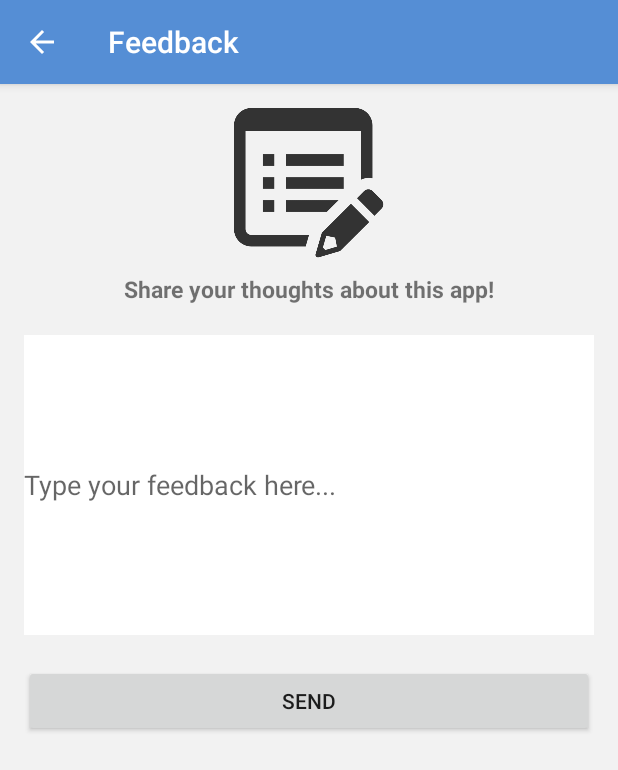
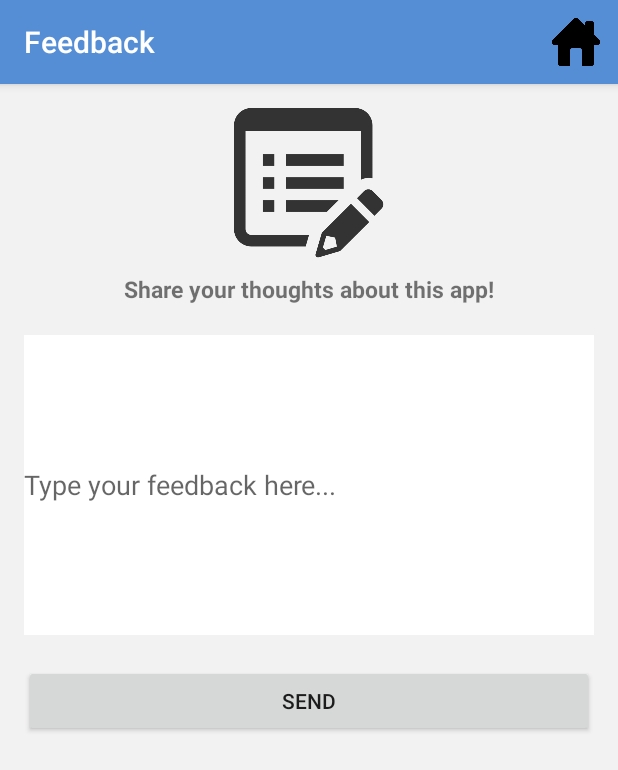
Before and after one commit to kirilhristov91/HCI4, an Android app: the Feedback screen opened directly, with no data from a screen before it, on a phone screen of 412 x 824 dp. Shown: the top 770 px of the screen. Run offline under Robolectric (Android 15) with nearby library versions, the phone set to English and light mode, and no system bars.

Commit message:
put home button in feedback activity

```diff
--- a/app/src/main/java/com/hci4/Feedback.java
+++ b/app/src/main/java/com/hci4/Feedback.java
@@ -1,6 +1,7 @@
 package com.hci4;
 
 import android.content.Intent;
+import android.content.pm.ActivityInfo;
 import android.os.Bundle;
 import android.support.design.widget.FloatingActionButton;
 import android.support.design.widget.Snackbar;
@@ -21,27 +22,39 @@
         setContentView(R.layout.activity_feedback);
         Toolbar toolbar = (Toolbar) findViewById(R.id.toolbar);
         setSupportActionBar(toolbar);
+        this.setRequestedOrientation(ActivityInfo.SCREEN_ORIENTATION_PORTRAIT);
 
         Intent intent = getIntent();
         username = intent.getStringExtra("username");
 
         Button feedbackButton = (Button) findViewById(R.id.feedbackButton);
         feedbackButton.setOnClickListener(this);
-        getSupportActionBar().setDisplayHomeAsUpEnabled(true);
+
 
     }
 
     @Override
+    public boolean onCreateOptionsMenu(Menu menu) {
+        // Inflate the menu; this adds items to the action bar if it is present.
+        getMenuInflater().inflate(R.menu.backtohome_menu, menu);
+        return true;
+    }
+
+    @Override
     public boolean onOptionsItemSelected(MenuItem item) {
-        switch (item.getItemId()) {
-            // Respond to the action bar's Up/Home button
-            case android.R.id.home:
-                Intent intent = new Intent(this, MainActivity.class);
-                intent.putExtra("username", username);
-                startActivity(intent);
-                break;
+        // Handle action bar item clicks here. The action bar will
+        // automatically handle clicks on the Home/Up button, so long
+        // as you specify a parent activity in AndroidManifest.xml.
+        int id = item.getItemId();
+
+        if (id == R.id.action_gohome) {
+            Intent intent = new Intent(this, MainActivity.class);
+            intent.putExtra("username", username);
+            startActivity(intent);
+            finish();
         }
-        return true;
+
+        return super.onOptionsItemSelected(item);
     }
 
     @Override
@@ -51,7 +64,9 @@
                 Intent intent = new Intent(this, MainActivity.class);
                 intent.putExtra("username", username);
                 startActivity(intent);
+                finish();
                 break;
+
         }
     }
 
--- a/app/src/main/java/com/hci4/MainActivity.java
+++ b/app/src/main/java/com/hci4/MainActivity.java
@@ -158,6 +158,7 @@
             Intent intent = new Intent(MainActivity.this, Feedback.class);
             intent.putExtra("username", username);
             startActivity(intent);
+            finish();
         }
 
         //noinspection SimplifiableIfStatement
@@ -165,6 +166,7 @@
             dbHandler.updateUser(username, 0);
             Intent intent = new Intent(this, Login.class);
             startActivity(intent);
+            finish();
         }
 
         return super.onOptionsItemSelected(item);
--- /dev/null
+++ b/app/src/main/res/menu/backtohome_menu.xml
@@ -0,0 +1,11 @@
+<?xml version="1.0" encoding="utf-8"?>
+<menu xmlns:android="http://schemas.android.com/apk/res/android"
+    xmlns:app="http://schemas.android.com/apk/res-auto">
+
+    <item
+        android:id="@+id/action_gohome"
+        android:icon="@drawable/home"
+        android:title="homeIcon"
+        app:showAsAction="ifRoom"/>
+
+</menu>
```
Also changed, not shown: app/src/main/res/drawable/home.png (added).
